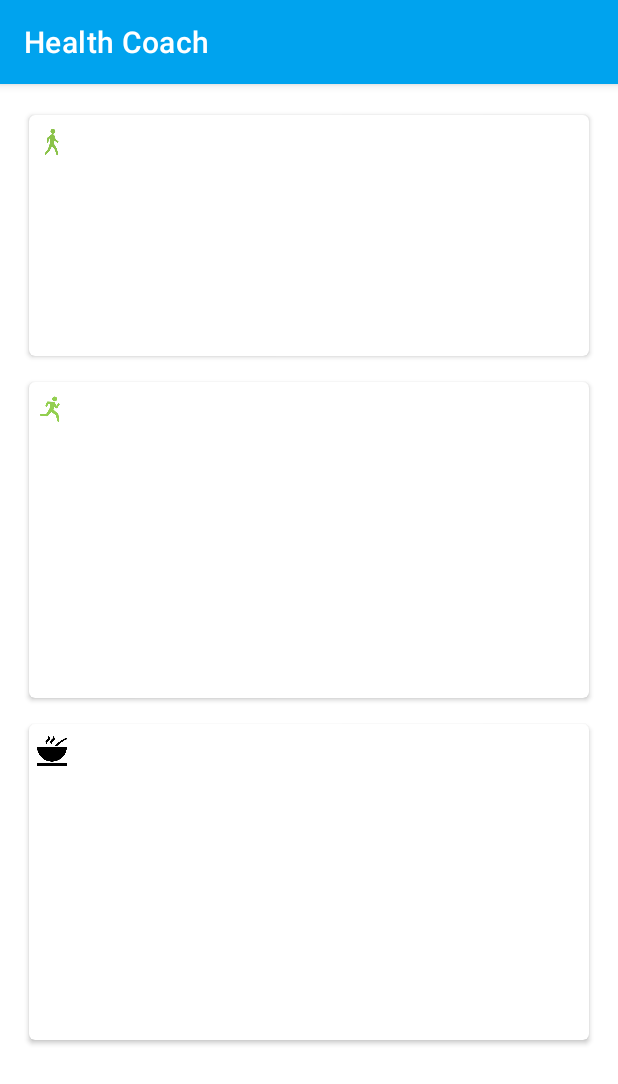
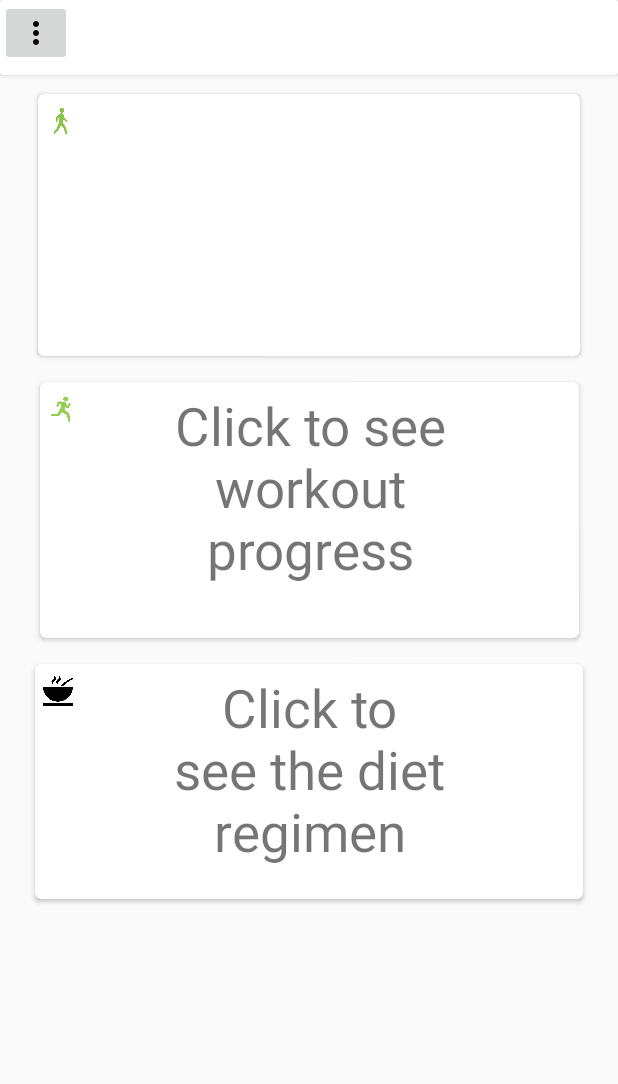
Before and after one commit to Brian-Mulei/HealthCoach, an Android app: the HomePage screen opened directly, with no data from a screen before it, on a phone screen of 412 x 824 dp. Shown: the top 1084 px of the screen. Run offline under Robolectric (Android 15) with nearby library versions, the phone set to English and light mode, and no system bars; libraries missing offline, so code that uses them is left out: com.github.mikephil.charting.

```diff
--- a/app/src/main/java/com/example/healthcoach/HomePage.java
+++ b/app/src/main/java/com/example/healthcoach/HomePage.java
@@ -9,11 +9,17 @@ import android.hardware.SensorEvent;
 import android.hardware.SensorEventListener;
 import android.hardware.SensorManager;
 import android.os.Bundle;
+import android.view.Menu;
+import android.view.MenuInflater;
+import android.view.MenuItem;
 import android.view.View;
+import android.widget.ImageButton;
 import android.widget.TextView;
 import android.widget.Toast;
 
+import androidx.annotation.NonNull;
 import androidx.appcompat.app.AppCompatActivity;
+import androidx.appcompat.widget.Toolbar;
 import androidx.cardview.widget.CardView;
 
 import com.github.mikephil.charting.charts.PieChart;
@@ -35,13 +41,12 @@ public class HomePage extends AppCompatActivity   {
      double MagnitudePrevious = 0;
      Integer stepCount = 0;
      CardView exercise, Food;
-
+        ImageButton settings;
     @Override
     protected void onCreate(Bundle savedInstanceState) {
         super.onCreate(savedInstanceState);
         setContentView(R.layout.activity_home_page);
 
-        setTitle("Health Coach");
 
         SensorManager sensorManager = (SensorManager) getSystemService(SENSOR_SERVICE);
         Sensor sensor = sensorManager.getDefaultSensor(Sensor.TYPE_ACCELEROMETER);
@@ -49,7 +54,8 @@ public class HomePage extends AppCompatActivity   {
         steps =findViewById(R.id.steps_title);
         exercise =findViewById(R.id.exerciseTab);
         Food=findViewById(R.id.dietTab);
-            //methods for clicking on the cards
+        settings=findViewById(R.id.setting);
+             //methods for clicking on the cards
         Food.setOnClickListener(new View.OnClickListener() {
             @Override
             public void onClick(View v) {
@@ -66,7 +72,13 @@ public class HomePage extends AppCompatActivity   {
                 startActivity(intent);
             }
         });
-
+    settings.setOnClickListener(new View.OnClickListener() {
+        @Override
+        public void onClick(View v) {
+            Intent intent=new Intent(HomePage.this, Settings.class);
+            startActivity(intent);
+        }
+    });
         //New instance of the sensor
         SensorEventListener stepDetector = new SensorEventListener() {
             @Override
@@ -100,6 +112,7 @@ public class HomePage extends AppCompatActivity   {
 
     }
 
+
     protected void onPause() {
         super.onPause();
 
@@ -122,7 +135,6 @@ public class HomePage extends AppCompatActivity   {
 
     protected void onResume() {
         super.onResume();
-
         SharedPreferences sharedPreferences = getPreferences(MODE_PRIVATE);
         stepCount = sharedPreferences.getInt("stepCount", 0);
     }
--- /dev/null
+++ b/app/src/main/res/drawable/ic_baseline_more.xml
@@ -0,0 +1,5 @@
+<vector android:height="24dp" android:tint="#050505"
+    android:viewportHeight="24" android:viewportWidth="24"
+    android:width="24dp" xmlns:android="http://schemas.android.com/apk/res/android">
+    <path android:fillColor="@android:color/white" android:pathData="M12,8c1.1,0 2,-0.9 2,-2s-0.9,-2 -2,-2 -2,0.9 -2,2 0.9,2 2,2zM12,10c-1.1,0 -2,0.9 -2,2s0.9,2 2,2 2,-0.9 2,-2 -0.9,-2 -2,-2zM12,16c-1.1,0 -2,0.9 -2,2s0.9,2 2,2 2,-0.9 2,-2 -0.9,-2 -2,-2z"/>
+</vector>
--- a/app/src/main/res/layout/activity_home_page.xml
+++ b/app/src/main/res/layout/activity_home_page.xml
@@ -1,5 +1,6 @@
 <?xml version="1.0" encoding="utf-8"?>
-<androidx.core.widget.NestedScrollView
+
+<androidx.constraintlayout.widget.ConstraintLayout
     xmlns:android="http://schemas.android.com/apk/res/android"
     xmlns:app="http://schemas.android.com/apk/res-auto"
     xmlns:tools="http://schemas.android.com/tools"
@@ -7,23 +8,33 @@
     android:layout_height="match_parent"
      tools:context=".HomePage">
 
-    <androidx.constraintlayout.widget.ConstraintLayout
+<androidx.cardview.widget.CardView
+    android:id="@+id/toolbar"
     android:layout_width="match_parent"
+    android:layout_height="50dp"
+     tools:ignore="MissingConstraints" >
+
+
+        <ImageButton
+                android:id="@+id/setting"
+            android:layout_width="wrap_content"
             android:layout_height="wrap_content"
-        android:clipChildren="false"
-        android:clipToPadding="false"
-        android:padding="8dp">
+            android:src="@drawable/ic_baseline_more"
+             app:layout_constraintBottom_toBottomOf="parent"
+            app:layout_constraintEnd_toEndOf="parent" />
+
+</androidx.cardview.widget.CardView>
 
     <androidx.cardview.widget.CardView
         android:id="@+id/step_pie_chart_card"
-            android:layout_height="wrap_content"
-            android:layout_width="match_parent"
-            app:layout_constraintTop_toTopOf="parent"
+        android:layout_width="368dp"
+        android:layout_height="184dp"
+        android:layout_margin="8dp"
+        app:cardCornerRadius="4dp"
+        app:cardUseCompatPadding="true"
+        app:layout_constraintEnd_toEndOf="parent"
         app:layout_constraintStart_toStartOf="parent"
-            app:layout_constraintEnd_toEndOf="parent"
-             app:cardUseCompatPadding="true"
-            android:layout_margin="8dp"
-            app:cardCornerRadius="4dp">
+        app:layout_constraintTop_toBottomOf="@+id/toolbar">
 
         <androidx.constraintlayout.widget.ConstraintLayout
             android:layout_width="match_parent"
@@ -34,9 +45,8 @@
                 android:layout_width="20dp"
                 android:layout_height="25dp"
                 android:src="@drawable/ic_walking"
-                    app:layout_constraintTop_toTopOf="parent"
                 app:layout_constraintStart_toStartOf="parent"
-                    />
+                app:layout_constraintTop_toTopOf="parent" />
 
 
             <TextView
@@ -46,9 +56,9 @@
                 android:gravity="center"
                 android:textAlignment="center"
                 android:textSize="35dp"
-                    app:layout_constraintTop_toTopOf="parent"
+                app:layout_constraintEnd_toEndOf="parent"
                 app:layout_constraintStart_toStartOf="parent"
-                    app:layout_constraintEnd_toEndOf="parent" />
+                app:layout_constraintTop_toTopOf="parent" />
 
 
         </androidx.constraintlayout.widget.ConstraintLayout>
@@ -57,10 +67,10 @@
 
     <androidx.cardview.widget.CardView
         android:id="@+id/exerciseTab"
-            android:layout_width="match_parent"
+        android:layout_width="366dp"
+        android:layout_height="180dp"
+        android:layout_margin="8dp"
         android:clickable="true"
-            android:layout_height="wrap_content"
-            android:layout_margin="8dp"
         app:cardCornerRadius="4dp"
         app:cardUseCompatPadding="true"
         app:layout_constraintEnd_toEndOf="parent"
@@ -83,6 +93,7 @@
             <TextView
                 android:layout_width="200dp"
                 android:layout_height="200dp"
+                android:text="Click to see workout progress"
                 android:textAlignment="center"
                 android:textSize="35dp"
                 app:layout_constraintEnd_toEndOf="parent"
@@ -96,10 +107,10 @@
 
     <androidx.cardview.widget.CardView
         android:id="@+id/dietTab"
-            android:layout_width="match_parent"
-            android:layout_height="wrap_content"
+        android:layout_width="372dp"
+        android:layout_height="166dp"
+        android:layout_margin="8dp"
         android:clickable="true"
-            android:layout_margin="8dp"
         app:cardCornerRadius="4dp"
         app:cardUseCompatPadding="true"
         app:layout_constraintEnd_toEndOf="parent"
@@ -122,6 +133,7 @@
             <TextView
                 android:layout_width="200dp"
                 android:layout_height="200dp"
+                android:text="Click to see the diet regimen"
                 android:textAlignment="center"
                 android:textSize="35dp"
                 app:layout_constraintEnd_toEndOf="parent"
@@ -135,4 +147,3 @@
 
 
     </androidx.constraintlayout.widget.ConstraintLayout>
- </androidx.core.widget.NestedScrollView>
--- a/app/src/main/res/values/strings.xml
+++ b/app/src/main/res/values/strings.xml
@@ -2,5 +2,6 @@
     <string name="app_name">Health Coach</string>
     <string name="email">Email</string>
     <string name="username">UserName</string>
+    <string name="authors">Made by Raphael, Antony and Brian</string>
 
 </resources>
```
Also changed, not shown: app/src/main/AndroidManifest.xml (+1 -6 lines), app/src/main/java/com/example/healthcoach/Settings.java (+39 -2 lines), app/src/main/java/com/example/healthcoach/dietRecommend.java (deleted, +0 -15 lines), app/src/main/res/layout/activity_diet_recommend.xml (deleted, +0 -9 lines), app/src/main/res/layout/activity_exercise_track.xml (+9 -2 lines), app/src/main/res/layout/activity_food_track.xml (+9 -2 lines), app/src/main/res/layout/activity_settings.xml (+22 -0 lines). Lines whose indentation alone changed are shown as unchanged.
